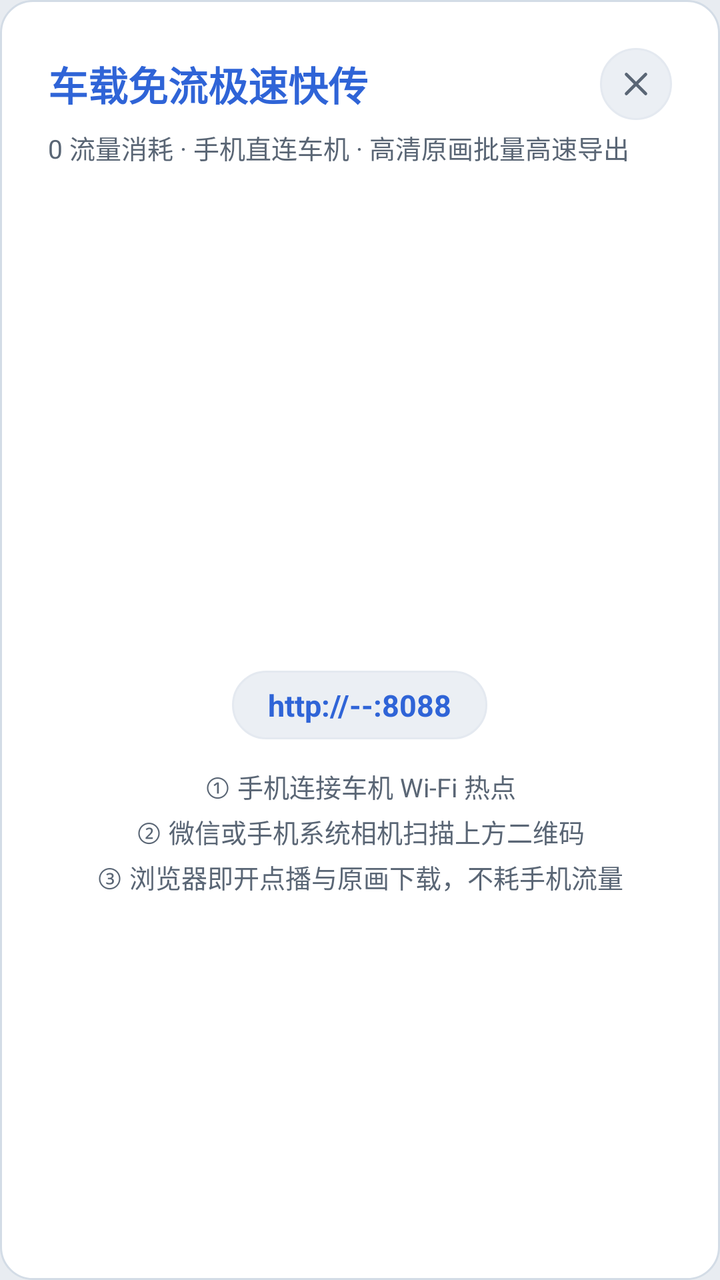
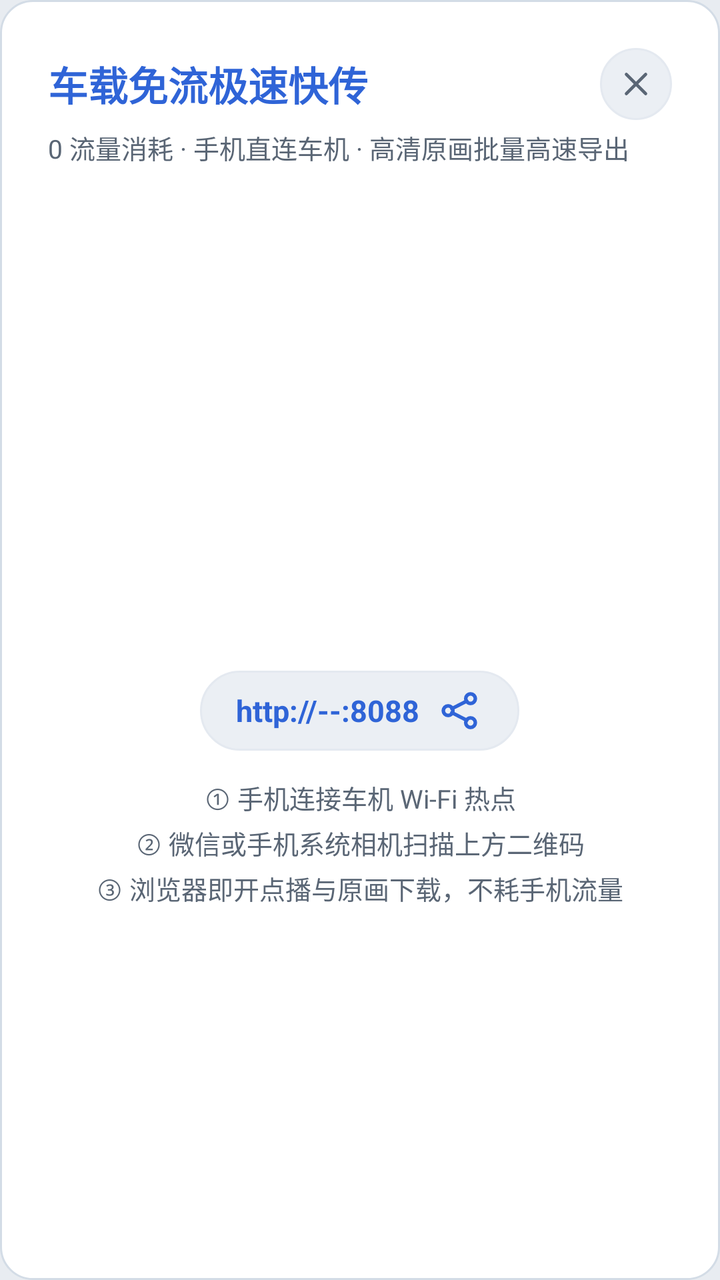

Screens rendered from an Android XML layout before and after an edit, with the pre-edit source and the edit as a unified diff.
<!-- AndroidManifest.xml: application theme Theme.Sophon -->
<!-- res/layout/dialog_lan_share.xml -->
<?xml version="1.0" encoding="utf-8"?>
<LinearLayout xmlns:android="http://schemas.android.com/apk/res/android"
    android:layout_width="480dp"
    android:layout_height="wrap_content"
    android:background="@drawable/sp_bg_card_raised"
    android:orientation="vertical"
    android:padding="24dp">

    
    <LinearLayout
        android:layout_width="match_parent"
        android:layout_height="wrap_content"
        android:gravity="center_vertical"
        android:orientation="horizontal">

        <TextView
            android:layout_width="0dp"
            android:layout_height="wrap_content"
            android:layout_weight="1"
            android:text="车载免流极速快传"
            android:textColor="@color/sp_ac"
            android:textSize="@dimen/sp_t_title"
            android:textStyle="bold" />

        <ImageView
            android:id="@+id/btn_dialog_close"
            android:layout_width="36dp"
            android:layout_height="36dp"
            android:background="@drawable/sp_bg_pill"
            android:contentDescription="关闭"
            android:foreground="?android:attr/selectableItemBackgroundBorderless"
            android:padding="8dp"
            android:src="@drawable/ic_action_close"
            android:tint="@color/sp_tx2" />
    </LinearLayout>

    <TextView
        android:layout_width="wrap_content"
        android:layout_height="wrap_content"
        android:layout_marginTop="4dp"
        android:text="0 流量消耗 · 手机直连车机 · 高清原画批量高速导出"
        android:textColor="@color/sp_tx2"
        android:textSize="@dimen/sp_t_label" />

    
    <FrameLayout
        android:layout_width="220dp"
        android:layout_height="220dp"
        android:layout_gravity="center_horizontal"
        android:layout_marginTop="16dp"
        android:background="@drawable/sp_bg_input_field"
        android:backgroundTint="@color/sp_osd_tx"
        android:clipToOutline="true"
        android:padding="12dp">

        <ImageView
            android:id="@+id/iv_qr_code"
            android:layout_width="match_parent"
            android:layout_height="match_parent"
            android:contentDescription="Lan Share QR Code" />

        <LinearLayout
            android:id="@+id/layout_no_network"
            android:layout_width="match_parent"
            android:layout_height="match_parent"
            android:gravity="center"
            android:orientation="vertical"
            android:visibility="gone">

            <ImageView
                android:layout_width="48dp"
                android:layout_height="48dp"
                android:src="@drawable/ic_section_network"
                android:tint="@color/sp_tx3"
                android:contentDescription="未联网" />

            <TextView
                android:layout_width="wrap_content"
                android:layout_height="wrap_content"
                android:layout_marginTop="8dp"
                android:text="未获取到局域网 IP"
                android:textColor="@color/sp_tx2"
                android:textSize="@dimen/sp_t_caption" />
        </LinearLayout>
    </FrameLayout>

    
    <TextView
        android:id="@+id/tv_share_url"
        android:layout_width="wrap_content"
        android:layout_height="wrap_content"
        android:layout_gravity="center_horizontal"
        android:layout_marginTop="16dp"
        android:background="@drawable/sp_bg_pill"
        android:paddingHorizontal="18dp"
        android:paddingVertical="7dp"
        android:text="http://--:8088"
        android:textColor="@color/sp_ac"
        android:textSize="@dimen/sp_t_subtitle"
        android:textStyle="bold" />

    <LinearLayout
        android:id="@+id/layout_unconnected_actions"
        android:layout_width="match_parent"
        android:layout_height="wrap_content"
        android:layout_marginTop="16dp"
        android:gravity="center"
        android:orientation="horizontal"
        android:visibility="gone">

        <TextView
            android:id="@+id/btn_retry_network"
            android:layout_width="wrap_content"
            android:layout_height="wrap_content"
            android:background="@drawable/sp_bg_pill"
            android:paddingHorizontal="16dp"
            android:paddingVertical="8dp"
            android:text="重新检测"
            android:textColor="@color/sp_tx"
            android:textSize="@dimen/sp_t_label" />

        <TextView
            android:id="@+id/btn_open_hotspot"
            android:layout_width="wrap_content"
            android:layout_height="wrap_content"
            android:layout_marginStart="12dp"
            android:background="@drawable/sp_bg_pill_accent"
            android:paddingHorizontal="16dp"
            android:paddingVertical="8dp"
            android:text="车机网络设置"
            android:textColor="@color/sp_ac"
            android:textSize="@dimen/sp_t_label"
            android:textStyle="bold" />
    </LinearLayout>

    <TextView
        android:id="@+id/tv_share_hint"
        android:layout_width="match_parent"
        android:layout_height="wrap_content"
        android:layout_marginTop="14dp"
        android:gravity="center"
        android:lineSpacingExtra="4dp"
        android:text="① 手机连接车机 Wi-Fi 热点\n② 微信或手机系统相机扫描上方二维码\n③ 浏览器即开点播与原画下载，不耗手机流量"
        android:textColor="@color/sp_tx2"
        android:textSize="@dimen/sp_t_label" />

</LinearLayout>
<!-- resources referenced by this layout -->
<resources>
  <color name="sp_ac">#FF2F64D7</color>
  <color name="sp_osd_tx">#FFFFFFFF</color>
  <color name="sp_tx">#FF111620</color>
  <color name="sp_tx2">#FF5A6675</color>
  <color name="sp_tx3">#FF636B78</color>
  <dimen name="sp_t_caption">12sp</dimen>
  <dimen name="sp_t_label">13sp</dimen>
  <dimen name="sp_t_subtitle">15sp</dimen>
  <dimen name="sp_t_title">20sp</dimen>
  <!-- drawable sp_bg_card_raised (drawable) -->
  <?xml version="1.0" encoding="utf-8"?>
  <layer-list xmlns:android="http://schemas.android.com/apk/res/android">
      <item>
          <shape android:shape="rectangle">
              <corners android:radius="@dimen/sp_r_card" />
              <solid android:color="@color/sp_raise" />
              <stroke
                  android:width="1dp"
                  android:color="@color/sp_line2" />
          </shape>
      </item>
  </layer-list>
  <!-- drawable sp_bg_input_field (drawable) -->
  <?xml version="1.0" encoding="utf-8"?>
  <shape xmlns:android="http://schemas.android.com/apk/res/android"
      android:shape="rectangle">
      <corners android:radius="@dimen/sp_r_ctrl" />
      <solid android:color="@color/sp_surf2" />
      <stroke
          android:width="1dp"
          android:color="@color/sp_line2" />
  </shape>
  <!-- drawable sp_bg_pill (drawable) -->
  <?xml version="1.0" encoding="utf-8"?>
  <shape xmlns:android="http://schemas.android.com/apk/res/android"
      android:shape="rectangle">
      <corners android:radius="@dimen/sp_r_pill" />
      <solid android:color="@color/sp_surf3" />
      <stroke
          android:width="1dp"
          android:color="@color/sp_line" />
  </shape>
  <!-- drawable sp_bg_pill_accent (drawable) -->
  <?xml version="1.0" encoding="utf-8"?>
  <shape xmlns:android="http://schemas.android.com/apk/res/android"
      android:shape="rectangle">
      <corners android:radius="@dimen/sp_r_pill" />
      <solid android:color="@color/sp_acbg" />
      <stroke
          android:width="1dp"
          android:color="@color/sp_acln" />
  </shape>
  <dimen name="sp_r_card">16dp</dimen>
  <color name="sp_raise">#FFFFFFFF</color>
  <color name="sp_line2">#FFD3DCE6</color>
  <dimen name="sp_r_ctrl">12dp</dimen>
  <color name="sp_surf2">#FFF5F7FA</color>
  <dimen name="sp_r_pill">100dp</dimen>
  <color name="sp_surf3">#FFEBEFF4</color>
  <color name="sp_line">#FFE4E9F0</color>
  <color name="sp_acbg">#FFE8F0FF</color>
  <color name="sp_acln">#FFC7DBFF</color>
  <color name="sp_page">#FFE8ECF1</color>
  <color name="sp_ac2">#FF2557C8</color>
  <color name="sp_dg">#FFD92D20</color>
  <!-- unchanged entries left out for length: 3 -->
</resources>

<!-- the commit's change to res/layout/dialog_lan_share.xml (unified diff, before → after) -->
@@ -92,8 +92,12 @@
         android:layout_gravity="center_horizontal"
         android:layout_marginTop="16dp"
         android:background="@drawable/sp_bg_pill"
+        android:drawableEnd="@drawable/ic_action_share"
+        android:drawablePadding="8dp"
+        android:drawableTint="@color/sp_ac"
+        android:gravity="center"
         android:paddingHorizontal="18dp"
-        android:paddingVertical="7dp"
+        android:paddingVertical="8dp"
         android:text="http://--:8088"
         android:textColor="@color/sp_ac"
         android:textSize="@dimen/sp_t_subtitle"
<!-- resource entries referenced after the edit -->
@@ -9,6 +9,41 @@
   <dimen name="sp_t_label">13sp</dimen>
   <dimen name="sp_t_subtitle">15sp</dimen>
   <dimen name="sp_t_title">20sp</dimen>
+  <!-- drawable ic_action_share (drawable) -->
+  <?xml version="1.0" encoding="utf-8"?>
+  <vector xmlns:android="http://schemas.android.com/apk/res/android"
+      android:width="24dp"
+      android:height="24dp"
+      android:viewportWidth="24"
+      android:viewportHeight="24">
+  
+      
+      <path
+          android:pathData="M 17.6,3.6 A 2.4,2.4 0 1 1 17.6,8.4 A 2.4,2.4 0 1 1 17.6,3.6 Z"
+          android:strokeColor="@color/sp_tx2"
+          android:strokeWidth="1.8"
+          android:strokeLineJoin="round"
+      />
+      <path
+          android:pathData="M 6.4,9.6 A 2.4,2.4 0 1 1 6.4,14.4 A 2.4,2.4 0 1 1 6.4,9.6 Z"
+          android:strokeColor="@color/sp_tx2"
+          android:strokeWidth="1.8"
+          android:strokeLineJoin="round"
+      />
+      <path
+          android:pathData="M 17.6,15.6 A 2.4,2.4 0 1 1 17.6,20.4 A 2.4,2.4 0 1 1 17.6,15.6 Z"
+          android:strokeColor="@color/sp_tx2"
+          android:strokeWidth="1.8"
+          android:strokeLineJoin="round"
+      />
+      <path
+          android:pathData="M 15.7,7.2 L 8.3,11 M 8.3,13 L 15.7,16.8"
+          android:strokeColor="@color/sp_tx2"
+          android:strokeWidth="1.8"
+          android:strokeLineCap="round"
+          android:strokeLineJoin="round"
+      />
+  </vector>
   <!-- drawable sp_bg_card_raised (drawable) -->
   <?xml version="1.0" encoding="utf-8"?>
   <layer-list xmlns:android="http://schemas.android.com/apk/res/android">
